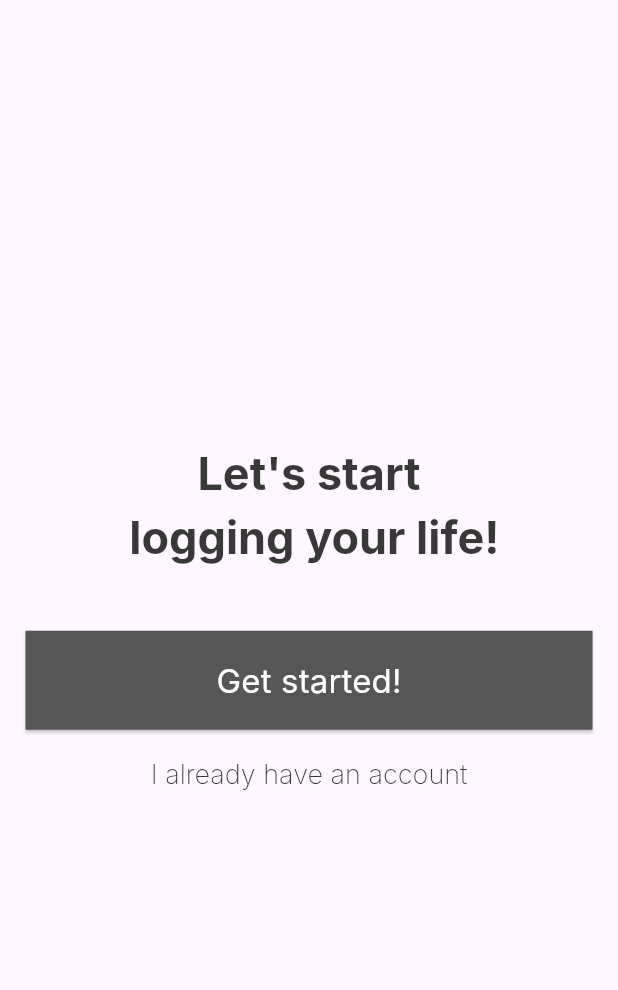
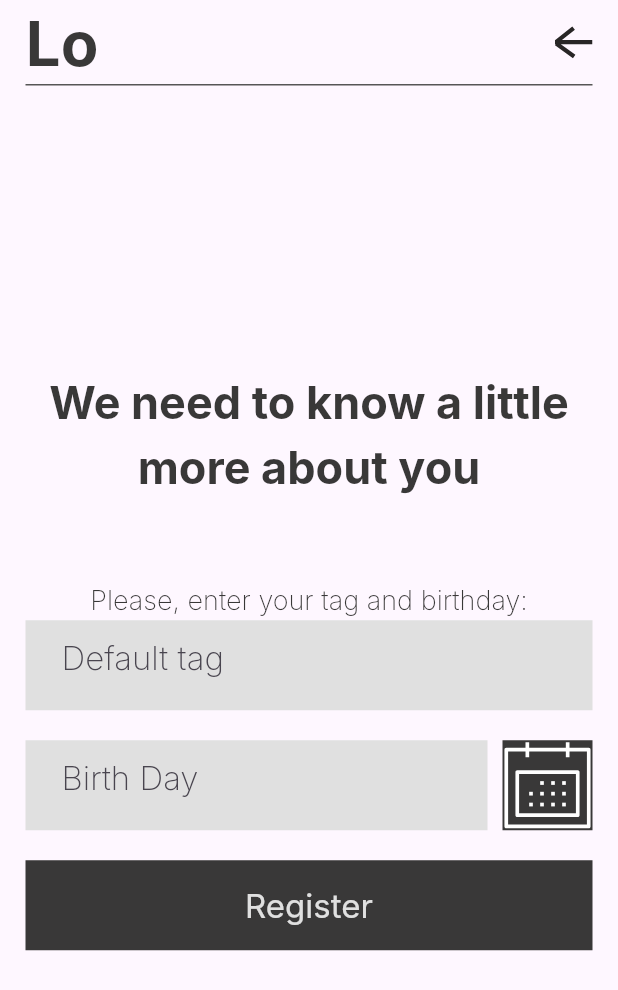
Before and after one commit to Logity-App/mobile, a Flutter app: the screen it shows after launch, on a phone screen of 412 x 824 dp. Shown: the top 990 px of the screen. Run offline on Flutter 3.47's test engine with Material 3 defaults, Android fonts, the phone set to English and light mode, and no system bars; our stand-ins replace auto_route, dio, equatable, flutter_bloc, flutter_dotenv, flutter_svg and 6 more; missing offline and left inert: phone_numbers_parser, talker_bloc_logger, talker_dio_logger; generated files the repository leaves out were written again; Roboto replaces fonts that are missing (Inter); statements that could not run were skipped.

Commit message:
add finish sign up

```diff
--- /dev/null
+++ b/devtools_options.yaml
@@ -0,0 +1 @@
+extensions:
--- a/lib/features/sing_up/api/models/sign_up_by_phone.dart
+++ b/lib/features/sing_up/api/models/sign_up_by_phone.dart
@@ -29,13 +29,19 @@ class SignUpByPhoneRequest extends Equatable {
 
 @JsonSerializable()
 class SignUpByPhoneResponse extends Equatable {
-  @JsonKey(name: "id")
-  final String id;
+  @JsonKey(name: "status")
+  final String? status;
 
-  const SignUpByPhoneResponse({required this.id});
+  @JsonKey(name: "access_token")
+  final String? accessToken;
+
+  @JsonKey(name: "error")
+  final String? error;
+
+  const SignUpByPhoneResponse({this.status, this.accessToken, this.error});
 
   @override
-  List<Object?> get props => [id];
+  List<Object?> get props => [status ?? "", accessToken ?? "", error ?? ""];
 
   factory SignUpByPhoneResponse.fromJson(Map<String, dynamic> json) =>
       _$SignUpByPhoneResponseFromJson(json);
--- /dev/null
+++ b/lib/features/sing_up/bloc/finish_sign_up_bloc.dart
@@ -0,0 +1,37 @@
+import 'package:flutter_bloc/flutter_bloc.dart';
+import 'package:get_it/get_it.dart';
+import 'package:mobile/common/exceptions/exceptions.dart';
+import 'package:mobile/features/sing_up/bloc/finish_sign_up_event.dart';
+import 'package:mobile/features/sing_up/bloc/finish_sign_up_state.dart';
+import 'package:mobile/features/sing_up/service/service.dart';
+
+class FinishBloc extends Bloc<FinishEvent, FinishState> {
+  final SignUpService service;
+
+  FinishBloc()
+      : service = GetIt.I<SignUpService>(),
+        super(FinishInitialState()) {
+    on<FinishBackEvent>((event, emit) async {
+      await _handleBackEvent(event, emit);
+    });
+
+    on<FinishRegisterEvent>((event, emit) async {
+      await _handleRegisterEvent(event, emit);
+    });
+  }
+
+  Future<void> _handleRegisterEvent(
+      FinishRegisterEvent event, Emitter emit) async {
+    try {
+      emit(FinishRegisterLoadingState());
+      await service.signUpRegister(event.defaultTag, event.birthDay);
+      emit(FinishRegisterSuccessState());
+    } on AppExpection catch (e) {
+      emit(FinishRegisterFailureState(errorMessage: e.cause));
+    }
+  }
+
+  Future<void> _handleBackEvent(FinishBackEvent event, Emitter emit) async {
+    emit(FinishBackEvent());
+  }
+}
--- /dev/null
+++ b/lib/features/sing_up/bloc/finish_sign_up_event.dart
@@ -0,0 +1,11 @@
+class FinishEvent {}
+
+class FinishRegisterEvent extends FinishEvent {
+  final String defaultTag;
+  final String birthDay;
+  FinishRegisterEvent({required this.defaultTag, required this.birthDay});
+}
+
+class FinishBackEvent extends FinishEvent {
+  FinishBackEvent();
+}
--- /dev/null
+++ b/lib/features/sing_up/bloc/finish_sign_up_state.dart
@@ -0,0 +1,29 @@
+class FinishState {}
+
+class FinishInitialState extends FinishState {
+  FinishInitialState();
+}
+
+class FinishRegisterValidationErrorState extends FinishState {
+  final String errorMessage;
+  FinishRegisterValidationErrorState({required this.errorMessage});
+}
+
+class FinishRegisterFailureState extends FinishState {
+  final String errorMessage;
+  FinishRegisterFailureState({required this.errorMessage});
+}
+
+class FinishRegisterSuccessState extends FinishState {
+  FinishRegisterSuccessState();
+}
+
+class FinishRegisterLoadingState extends FinishState {
+  FinishRegisterLoadingState();
+}
+
+class FinishBackState extends FinishState {
+  FinishBackState();
+}
+
+class FiniashOpenCalendar extends FinishState {}
--- a/lib/features/sing_up/service/exceptions.dart
+++ b/lib/features/sing_up/service/exceptions.dart
@@ -9,3 +9,7 @@ class ResponseFailureException extends SystemException {
   ResponseFailureException(String cause)
       : super("response fatal error: $cause");
 }
+
+class ValidationException extends UserException {
+  ValidationException(String cause) : super("validation error: $cause");
+}
--- a/lib/features/sing_up/service/service.dart
+++ b/lib/features/sing_up/service/service.dart
@@ -4,6 +4,7 @@ import 'package:get_it/get_it.dart';
 import 'package:mobile/common/exceptions/exceptions.dart';
 import 'package:mobile/features/sing_up/api/abstract_sign_up_repository.dart';
 import 'package:mobile/features/sing_up/api/models/send_sms_code.dart';
+import 'package:mobile/features/sing_up/api/models/sign_up_by_phone.dart';
 import 'package:mobile/features/sing_up/api/models/verify_phone_number.dart';
 import 'package:mobile/features/sing_up/service/exceptions.dart';
 import 'package:mobile/features/sing_up/storage/abstract_sign_up.dart';
@@ -126,4 +127,35 @@ class SignUpService {
       throw UserException("phone number isn't valid: $rawPhone");
     }
   }
+
+  Future<void> signUpRegister(String defaultTag, String birthDay) async {
+    _validateSignUpRegister(defaultTag, birthDay);
+    var phone = await storage.getPhone();
+    await _signUpByPhone(SignUpByPhoneRequest(
+        phone: phone, defaultTag: defaultTag, birthDay: birthDay));
+  }
+
+  Future<void> _signUpByPhone(SignUpByPhoneRequest request) async {
+    var resp = await repository.signUpByPhone(request).catchError((e) {
+      throw (ResponseFailureException(e.toString()));
+    });
+
+    if (resp.error != null) {
+      throw ResponseErrorException(resp.error!);
+    }
+
+    if (resp.status != "Success") {
+      throw ResponseErrorException("status response not success");
+    }
+  }
+
+  Future<void> _validateSignUpRegister(
+      String defaultTag, String birthDay) async {
+    if (defaultTag.isEmpty) {
+      throw (ValidationException("default tag must not be empty"));
+    }
+    if (birthDay.isEmpty) {
+      throw (ValidationException("birth day must not be empty"));
+    }
+  }
 }
--- a/lib/features/sing_up/view/enter_sms_code_screen.dart
+++ b/lib/features/sing_up/view/enter_sms_code_screen.dart
@@ -10,7 +10,6 @@ import 'package:mobile/features/sing_up/bloc/send_sms_code_event.dart';
 import 'package:mobile/features/sing_up/bloc/send_sms_code_state.dart';
 import 'package:mobile/features/sing_up/view/constant.dart';
 import 'package:mobile/router/router.dart';
-import 'package:otp_text_field/otp_field.dart';
 import 'package:otp_text_field/otp_text_field.dart';
 import 'package:otp_text_field/style.dart';
 
--- /dev/null
+++ b/lib/features/sing_up/view/finish_sign_up_screen.dart
@@ -0,0 +1,290 @@
+import 'dart:ui';
+
+import 'package:auto_route/auto_route.dart';
+import 'package:flutter/material.dart';
+import 'package:flutter_bloc/flutter_bloc.dart';
+import 'package:flutter_svg/svg.dart';
+import 'package:mobile/common/ui/constant.dart';
+import 'package:mobile/common/ui/flash_messages.dart';
+import 'package:mobile/common/ui/widgets.dart';
+import 'package:mobile/features/sing_up/bloc/finish_sign_up_bloc.dart';
+import 'package:mobile/features/sing_up/bloc/finish_sign_up_event.dart';
+import 'package:mobile/features/sing_up/bloc/finish_sign_up_state.dart';
+import 'package:mobile/features/sing_up/view/constant.dart';
+import 'package:mobile/router/router.dart';
+
+@RoutePage()
+class FinishSignUpPage extends StatelessWidget {
+  const FinishSignUpPage({super.key});
+
+  @override
+  Widget build(BuildContext context) {
+    return BlocProvider(
+      create: (context) => FinishBloc(),
+      child: _ScaffoldWidget(),
+    );
+  }
+}
+
+class _ScaffoldWidget extends StatelessWidget {
+  const _ScaffoldWidget({
+    super.key,
+  });
+
+  @override
+  Widget build(BuildContext context) {
+    return Scaffold(
+      appBar: AppBar(
+        leading: LogoWidget,
+        leadingWidth: 85,
+        actions: [
+          _BackButtonWidget(),
+        ],
+        bottom: PreferredSize(
+          preferredSize: Size.fromHeight(1.0),
+          child: Container(
+            margin: kCommonPageMargin,
+            child: Divider(
+              color: kButtonColor,
+              height: 1.0,
+            ),
+          ),
+        ),
+      ),
+      body: _BodyContainer(),
+    );
+  }
+}
+
+class _BodyContainer extends StatelessWidget {
+  const _BodyContainer({
+    super.key,
+  });
+
+  @override
+  Widget build(BuildContext context) {
+    final TextEditingController birthDayController = TextEditingController();
+    final TextEditingController defaultTagController = TextEditingController();
+    return BlocBuilder<FinishBloc, FinishState>(
+      builder: (context, state) {
+        if (state is FinishRegisterLoadingState) {
+          return Center(child: CircularProgressIndicator(color: kButtonColor));
+        }
+
+        if (state is FinishRegisterFailureState) {
+          _showFlashError(context, state.errorMessage);
+        }
+
+        if (state is FinishRegisterSuccessState) {
+          return Center(child: Text('success'));
+        }
+
+        if (state is FinishBackState) {
+          AutoRouter.of(context).push(WelcomeRoute());
+        }
+
+        return Container(
+          margin: kCommonPageMargin,
+          child: Column(
+            mainAxisAlignment: MainAxisAlignment.center,
+            children: [
+              _TitleWidget(),
+              SizedBox(height: 54),
+              _FormWidget(
+                  birthDayController: birthDayController,
+                  defaultTagController: defaultTagController),
+              SizedBox(height: 20),
+              _RegisterWidget(
+                  birthDayController: birthDayController,
+                  defaultTagController: defaultTagController),
+            ],
+          ),
+        );
+      },
+    );
+  }
+
+  void _showFlashError(BuildContext context, String message) {
+    WidgetsBinding.instance.addPostFrameCallback((_) {
+      ScaffoldMessenger.of(context).showSnackBar(flashError(context, message));
+    });
+  }
+}
+
+class _RegisterWidget extends StatelessWidget {
+  final TextEditingController birthDayController;
+  final TextEditingController defaultTagController;
+
+  const _RegisterWidget(
+      {super.key,
+      required this.birthDayController,
+      required this.defaultTagController});
+
+  @override
+  Widget build(BuildContext context) {
+    final bloc = BlocProvider.of<FinishBloc>(context);
+    return GestureDetector(
+      onTap: () {
+        bloc.add(FinishRegisterEvent(
+            defaultTag: defaultTagController.text,
+            birthDay: birthDayController.text));
+      },
+      child: Container(
+        height: 60,
+        width: double.infinity,
+        color: Color.fromRGBO(57, 56, 56, 1.0),
+        child: Center(
+          child: Text(
+            'Register',
+            textAlign: TextAlign.center,
+            style: TextStyle(
+              color: Color.fromRGBO(224, 224, 224, 1),
+              fontFamily: 'Inter',
+              fontWeight: FontWeight.w400,
+              fontSize: 22,
+              letterSpacing: 0,
+            ),
+          ),
+        ),
+      ),
+    );
+  }
+}
+
+class _FormWidget extends StatelessWidget {
+  final TextEditingController birthDayController;
+  final TextEditingController defaultTagController;
+
+  const _FormWidget(
+      {super.key,
+      required this.birthDayController,
+      required this.defaultTagController});
+
+  @override
+  Widget build(BuildContext context) {
+    return Column(
+      children: [
+        _EnterTextWidget(),
+        _DefaultTagInputWidget(controller: defaultTagController),
+        SizedBox(height: 20),
+        Row(
+          children: [
+            Expanded(
+                child: _BirthDayInputWidget(controller: birthDayController)),
+            SizedBox(width: 10),
+            _CalendarWidget(),
+          ],
+        )
+      ],
+    );
+  }
+}
+
+class _CalendarWidget extends StatelessWidget {
+  @override
+  Widget build(BuildContext context) {
+    return Container(
+      height: 60,
+      width: 60,
+      color: Color.fromRGBO(57, 56, 56, 1.0),
+      child: SizedBox(
+          width: 20,
+          height: 20,
+          child: SvgPicture.asset('assets/icons/calendar.svg')),
+    );
+  }
+}
+
+class _EnterTextWidget extends StatelessWidget {
+  const _EnterTextWidget({
+    super.key,
+  });
+
+  @override
+  Widget build(BuildContext context) {
+    return Text('Please, enter your tag and birthday:',
+        style: kEnterSmsCodeTextStyle, textAlign: TextAlign.start);
+  }
+}
+
+class _DefaultTagInputWidget extends StatelessWidget {
+  final TextEditingController controller;
+
+  const _DefaultTagInputWidget({super.key, required this.controller});
+
+  @override
+  Widget build(BuildContext context) {
+    return Container(
+      color: Color.fromRGBO(224, 224, 224, 1.0),
+      padding: EdgeInsets.only(left: 24),
+      height: 60,
+      child: TextField(
+        controller: controller,
+        style: kPlaceholderPhoneTextStyle,
+        decoration: InputDecoration(
+          hintText: 'Default tag',
+          border: InputBorder.none,
+        ),
+      ),
+    );
+  }
+}
+
+class _BirthDayInputWidget extends StatelessWidget {
+  final TextEditingController controller;
+
+  const _BirthDayInputWidget({super.key, required this.controller});
+
+  @override
+  Widget build(BuildContext context) {
+    return Container(
+      color: Color.fromRGBO(224, 224, 224, 1.0),
+      padding: EdgeInsets.only(left: 24),
+      height: 60,
+      child: TextField(
+        controller: controller,
+        style: kPlaceholderPhoneTextStyle,
+        decoration: InputDecoration(
+          hintText: 'Birth Day',
+          border: InputBorder.none,
+        ),
+      ),
+    );
+  }
+}
+
+class _TitleWidget extends StatelessWidget {
+  const _TitleWidget({
+    super.key,
+  });
+
+  @override
+  Widget build(BuildContext context) {
+    return Text(
+      'We need to know a little more about you',
+      style: kTitleTextStyle,
+      textAlign: TextAlign.center,
+    );
+  }
+}
+
+class _BackButtonWidget extends StatelessWidget {
+  const _BackButtonWidget({
+    super.key,
+  });
+
+  @override
+  Widget build(BuildContext context) {
+    return GestureDetector(
+      onTap: () {},
+      child: Container(
+        margin: kCommonPageMargin,
+        child: SvgPicture.asset(
+          'assets/icons/back_arrow.svg',
+          width: 25,
+          height: 25,
+        ),
+      ),
+    );
+  }
+}
--- a/lib/router/router.dart
+++ b/lib/router/router.dart
@@ -1,7 +1,7 @@
 import 'package:auto_route/auto_route.dart';
-import 'package:flutter/widgets.dart';
 import 'package:mobile/features/sing_up/view/enter_phone_screen.dart';
 import 'package:mobile/features/sing_up/view/enter_sms_code_screen.dart';
+import 'package:mobile/features/sing_up/view/finish_sign_up_screen.dart';
 import 'package:mobile/features/welcome/view/welcome_screen.dart';
 
 part 'router.gr.dart';
@@ -10,10 +10,9 @@ part 'router.gr.dart';
 class AppRouter extends _$AppRouter {
   @override
   List<AutoRoute> get routes => [
-        AutoRoute(page: WelcomeRoute.page, path: '/'),
-        AutoRoute(
-          page: EnterPhoneRoute.page,
-        ),
-        AutoRoute(page: EnterSmsCodeRoute.page)
+        AutoRoute(page: WelcomeRoute.page),
+        AutoRoute(page: EnterPhoneRoute.page),
+        AutoRoute(page: EnterSmsCodeRoute.page),
+        AutoRoute(page: FinishSignUpRoute.page, path: '/')
       ];
 }
```
Also changed, not shown: assets/icons/calendar.svg (added), lib/features/sing_up/api/models/sign_up_by_phone.g.dart, lib/router/router.gr.dart.
